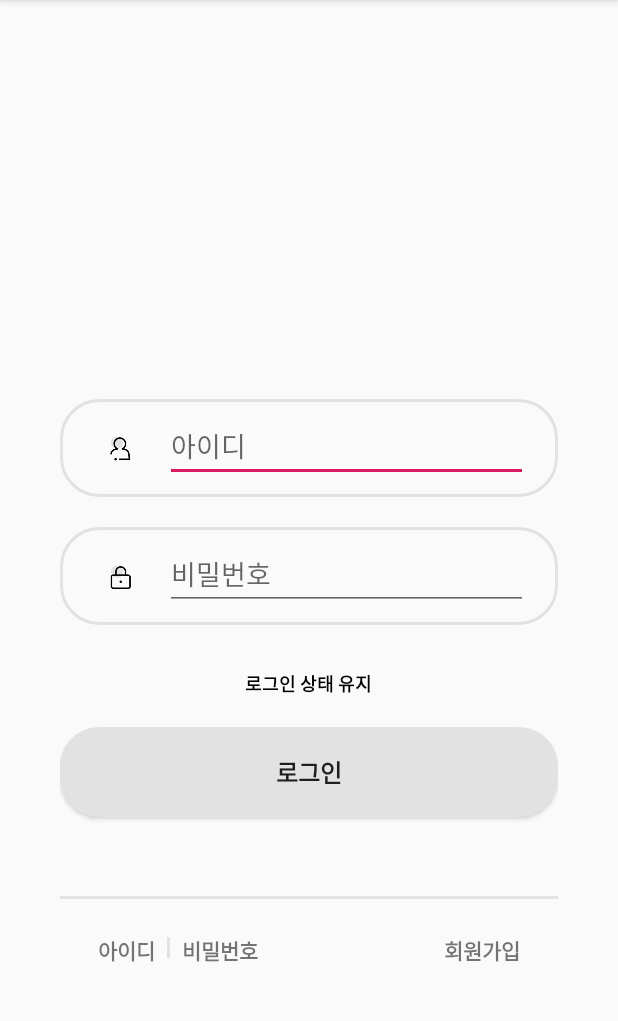
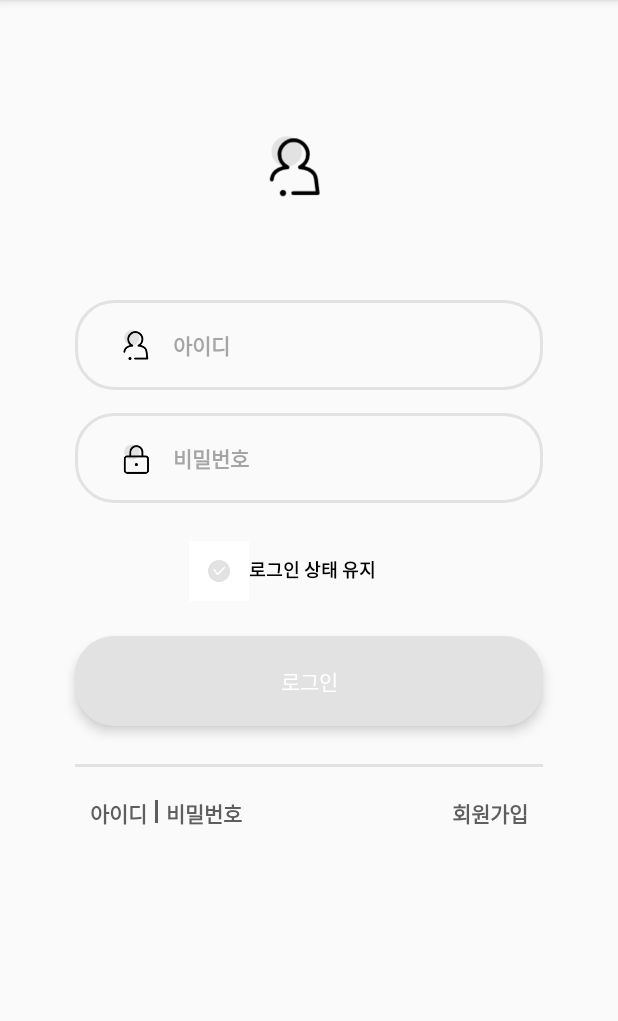
Before and after one commit to ppakjae/Talkin, an Android app: the screen it shows after launch (MainActivity), on a phone screen of 412 x 824 dp, the part 84-1105 px from its top. Run offline under Robolectric (Android 15) with nearby library versions, the phone set to English and light mode, and no system bars.

Commit message:
Login Page Remake

```diff
--- a/app/src/main/java/com/example/talkin/MainActivity.java
+++ b/app/src/main/java/com/example/talkin/MainActivity.java
@@ -1,13 +1,88 @@
 package com.example.talkin;
 
+import android.graphics.drawable.Drawable;
+import android.os.Handler;
 import android.support.v7.app.AppCompatActivity;
 import android.os.Bundle;
+import android.view.View;
+import android.widget.EditText;
+import android.widget.ImageButton;
+import android.widget.TextView;
 
 public class MainActivity extends AppCompatActivity {
+
+    EditText edtId, edtPw;
+    TextView txtId, txtPw, txtJoin, txtLogin;
+    ImageButton imgbtnState;
+
+    boolean check = false;
+
+    Handler handler;
 
     @Override
     protected void onCreate(Bundle savedInstanceState) {
         super.onCreate(savedInstanceState);
         setContentView(R.layout.activity_main);
+
+        initView();
+        btnListener();
+
+        imgbtnState.setOnClickListener(new View.OnClickListener() {
+            @Override
+            public void onClick(View v) {
+
+                check = !check;
+                if(check)
+                    imgbtnState.setImageResource(R.drawable.login_checked);
+                else
+                    imgbtnState.setImageResource(R.drawable.login_unchecked);
+            }
+        });
+
+        handler = new Handler(
+
+        );
+
     }
+
+    private void btnListener() {
+        txtLogin.setOnClickListener(txtListener);
+        txtJoin.setOnClickListener(txtListener);
+        txtPw.setOnClickListener(txtListener);
+        txtId.setOnClickListener(txtListener);
+    }
+
+    private void initView() {
+        edtId = (EditText)findViewById(R.id.edtId);
+        edtPw = (EditText)findViewById(R.id.edtPw);
+
+        txtId = (TextView)findViewById(R.id.txtId);
+        txtPw = (TextView)findViewById(R.id.txtPw);
+        txtJoin = (TextView)findViewById(R.id.txtJoin);
+        txtLogin = (TextView)findViewById(R.id.txtLogin);
+
+        imgbtnState = (ImageButton)findViewById(R.id.imgbtnKeep);
+
+    }
+
+    View.OnClickListener txtListener = new View.OnClickListener() {
+        @Override
+        public void onClick(View v) {
+            switch (v.getId())
+            {
+                case R.id.txtId:
+                    break;
+                case R.id.txtPw:
+                    break;
+                case R.id.txtJoin:
+                    String id = edtId.getText().toString();
+                    String pw = edtPw.getText().toString();
+                    break;
+                case R.id.txtLogin:
+                    break;
+            }
+        }
+    };
+
+
 }
--- /dev/null
+++ b/app/src/main/res/drawable/edittext_left_custom_id.xml
@@ -0,0 +1,10 @@
+<?xml version="1.0" encoding="utf-8"?>
+<layer-list xmlns:android="http://schemas.android.com/apk/res/android">
+
+    <item
+        android:drawable="@drawable/id_g"
+        android:width="50dp"
+        android:height="50dp"
+        />
+
+</layer-list>
--- /dev/null
+++ b/app/src/main/res/drawable/edittext_left_custom_pw.xml
@@ -0,0 +1,10 @@
+<?xml version="1.0" encoding="utf-8"?>
+<layer-list xmlns:android="http://schemas.android.com/apk/res/android">
+
+    <item
+        android:drawable="@drawable/pw_g"
+        android:width="50dp"
+        android:height="50dp"
+        />
+
+</layer-list>
--- a/app/src/main/res/layout/activity_main.xml
+++ b/app/src/main/res/layout/activity_main.xml
@@ -1,176 +1,151 @@
 <?xml version="1.0" encoding="utf-8"?>
-<LinearLayout xmlns:android="http://schemas.android.com/apk/res/android"
+<RelativeLayout xmlns:android="http://schemas.android.com/apk/res/android"
     xmlns:app="http://schemas.android.com/apk/res-auto"
     xmlns:tools="http://schemas.android.com/tools"
     android:layout_width="match_parent"
     android:layout_height="match_parent"
-    android:orientation="vertical"
-    tools:context=".MainActivity">
-
-    <LinearLayout
-        android:layout_width="match_parent"
-        android:layout_height="0dp"
-        android:layout_weight="1.5"
-        android:orientation="vertical"
-        android:paddingLeft="40dp"
-        android:paddingRight="40dp">
-
-
-
-    </LinearLayout>
-
-    <LinearLayout
-        android:layout_width="match_parent"
-        android:layout_height="0dp"
-        android:layout_weight="1"
-        android:orientation="vertical"
-        android:paddingLeft="40dp"
-        android:paddingRight="40dp">
-
-        <LinearLayout
-            android:layout_width="match_parent"
-            android:layout_height="0dp"
-            android:layout_weight="1"
-            android:background="@drawable/round_stroke_gray_backgorund"
-            android:layout_marginBottom="10dp"
-            android:layout_marginTop="10dp"
-            android:paddingBottom="10dp"
-            android:paddingTop="10dp"
-            android:paddingRight="20dp">
+    tools:context=".MainActivity"
+    android:gravity="center_horizontal">
 
     <ImageView
-                android:id="@+id/imgId"
-                android:layout_width="40dp"
-                android:layout_height="match_parent"
-                android:layout_gravity="center_vertical"
-                android:layout_marginLeft="20dp"
-                android:src="@drawable/id_g"/>
+        android:id="@+id/imgLogo"
+        android:layout_width="100dp"
+        android:layout_height="100dp"
+        android:src="@drawable/id_g"
+        android:layout_marginTop="60dp"
+        android:layout_alignParentStart="true"
+        android:layout_marginLeft="146dp"
+        android:layout_marginBottom="40dp"/>
 
     <EditText
+        android:id="@+id/edtId"
         android:layout_width="match_parent"
-                android:layout_height="match_parent"
-                android:layout_marginLeft="10dp"
+        android:layout_height="60dp"
         android:hint="아이디"
-                android:inputType="textNoSuggestions"/>
-
-        </LinearLayout>
-
-        <LinearLayout
-            android:layout_width="match_parent"
-            android:layout_height="0dp"
-            android:layout_weight="1"
+        android:textColorHint="@color/colorHintText"
+        android:layout_marginLeft="50dp"
+        android:layout_marginRight="50dp"
+        android:textSize="14dp"
+        android:textStyle="bold"
         android:background="@drawable/round_stroke_gray_backgorund"
-            android:layout_marginBottom="10dp"
-            android:layout_marginTop="10dp"
-            android:paddingBottom="10dp"
-            android:paddingTop="10dp"
-            android:paddingRight="20dp">
-
-            <ImageView
-                android:id="@+id/imgPw"
-                android:layout_width="40dp"
-                android:layout_height="match_parent"
-                android:layout_gravity="center_vertical"
-                android:layout_marginLeft="20dp"
-                android:src="@drawable/pw_g"/>
+        android:drawableLeft="@drawable/edittext_left_custom_id"
+        android:paddingLeft="15dp"
+        android:layout_below="@+id/imgLogo"
+        android:layout_marginBottom="15dp"/>
 
     <EditText
+        android:id="@+id/edtPw"
         android:layout_width="match_parent"
-                android:layout_height="match_parent"
-                android:layout_marginLeft="10dp"
+        android:layout_height="60dp"
         android:hint="비밀번호"
-                android:inputType="textNoSuggestions"/>
+        android:textColorHint="@color/colorHintText"
+        android:layout_marginLeft="50dp"
+        android:layout_marginRight="50dp"
+        android:textSize="14dp"
+        android:textStyle="bold"
+        android:background="@drawable/round_stroke_gray_backgorund"
+        android:drawableLeft="@drawable/edittext_left_custom_pw"
+        android:paddingLeft="15dp"
+        android:layout_below="@+id/edtId"
+        android:inputType="textPassword"/>
 
-
-        </LinearLayout>
-
-    </LinearLayout>
-
-    <LinearLayout
-        android:layout_width="match_parent"
-        android:layout_height="0dp"
-        android:layout_weight="1"
-        android:orientation="vertical"
-        android:paddingLeft="40dp"
-        android:paddingRight="40dp">
+    <ImageButton
+        android:id="@+id/imgbtnKeep"
+        android:layout_width="40dp"
+        android:layout_height="40dp"
+        android:src="@drawable/login_unchecked"
+        android:scaleType="centerCrop"
+        android:background="#FFFFFFFF"
+        android:layout_below="@+id/edtPw"
+        android:layout_marginLeft="126dp"
+        android:layout_marginTop="25dp"/>
 
     <TextView
+        android:id="@+id/txtState"
         android:layout_width="wrap_content"
         android:layout_height="wrap_content"
         android:text="로그인 상태 유지"
-            android:layout_gravity="center_horizontal"
         android:textStyle="bold"
         android:textSize="12dp"
         android:textColor="@color/colorBlack"
-            android:layout_marginTop="20dp"
-            android:layout_marginBottom="20dp"/>
+        android:layout_toRightOf="@+id/imgbtnKeep"
+        android:layout_below="@+id/edtPw"
+        android:layout_marginTop="35dp"/>
 
-        <Button
+    <TextView
+        android:id="@+id/txtLogin"
         android:layout_width="match_parent"
         android:layout_height="60dp"
         android:text="로그인"
-            android:textSize="16dp"
-            android:textStyle="bold"
+        android:gravity="center"
+        android:textColor="#ffffff"
         android:background="@drawable/round_solid_gray_background"
+        android:backgroundTint="@color/colorGray"
+        android:layout_below="@+id/txtState"
+        android:layout_marginLeft="50dp"
+        android:layout_marginRight="50dp"
+        android:layout_marginTop="35dp"
+        android:layout_marginBottom="25dp"
         android:elevation="5dp"/>
 
-    </LinearLayout>
-
-    <RelativeLayout
-        android:layout_width="match_parent"
-        android:layout_height="0dp"
-        android:layout_weight="1"
-
-        android:paddingLeft="40dp"
-        android:paddingRight="40dp">
     <View
+        android:id="@+id/vDivider"
         android:layout_width="match_parent"
         android:layout_height="2dp"
         android:background="@color/colorGray"
-            android:layout_marginBottom="30dp" />
+        android:layout_below="@+id/txtLogin"
+        android:layout_marginLeft="50dp"
+        android:layout_marginRight="50dp"
+        android:layout_marginBottom="10dp"/>
 
     <TextView
         android:id="@+id/txtId"
         android:layout_width="wrap_content"
         android:layout_height="wrap_content"
         android:text="아이디"
+        android:textSize="14dp"
         android:textStyle="bold"
-            android:textSize="14dp"
-            android:layout_marginLeft="25dp"
-            android:layout_alignParentLeft="true"
-            android:layout_marginTop="25dp"/>
+        android:textColor="#5E5E5E"
+         android:layout_below="@+id/vDivider"
+        android:layout_marginLeft="60dp"
+        android:layout_marginTop="10dp" />
 
     <View
-            android:id="@+id/divider1"
+        android:id="@+id/vDivider2"
         android:layout_width="2dp"
-            android:layout_height="14dp"
-            android:background="@color/colorGray"
-            android:layout_marginLeft="8dp"
-            android:layout_marginRight="8dp"
+        android:layout_height="15dp"
+        android:background="#5E5E5E"
         android:layout_toRightOf="@+id/txtId"
-            android:layout_marginTop="27dp"/>
+        android:layout_below="@+id/vDivider"
+        android:layout_marginTop="12dp"
+        android:layout_marginLeft="5dp" />
 
     <TextView
         android:id="@+id/txtPw"
         android:layout_width="wrap_content"
         android:layout_height="wrap_content"
-            android:layout_toRightOf="@id/divider1"
         android:text="비밀번호"
+        android:textColor="#5E5E5E"
+        android:textStyle="bold"
         android:textSize="14dp"
-            android:textStyle="bold"
-            android:layout_marginTop="25dp"/>
+        android:layout_toRightOf="@+id/vDivider2"
+        android:layout_below="@+id/vDivider"
+        android:layout_marginTop="10dp"
+        android:layout_marginLeft="5dp"/>
 
     <TextView
         android:id="@+id/txtJoin"
         android:layout_width="wrap_content"
         android:layout_height="wrap_content"
         android:text="회원가입"
+        android:textColor="#5E5E5E"
+        android:textSize="14dp"
         android:textStyle="bold"
-            android:textSize="14dp"
+        android:layout_below="@+id/vDivider"
+        android:layout_marginTop="10dp"
         android:layout_alignParentRight="true"
-            android:layout_marginRight="25dp"
-            android:layout_marginTop="25dp"/>
+        android:layout_marginRight="60dp"/>
+
+
 
 </RelativeLayout>
-
-</LinearLayout>
--- a/app/src/main/res/values/colors.xml
+++ b/app/src/main/res/values/colors.xml
@@ -6,4 +6,5 @@
 
     <color name="colorGray">#E2E2E2</color>
     <color name="colorBlack">#000000</color>
+    <color name="colorHintText">#A5A5A5</color>
 </resources>
```
Lines whose indentation alone changed are shown as unchanged.
